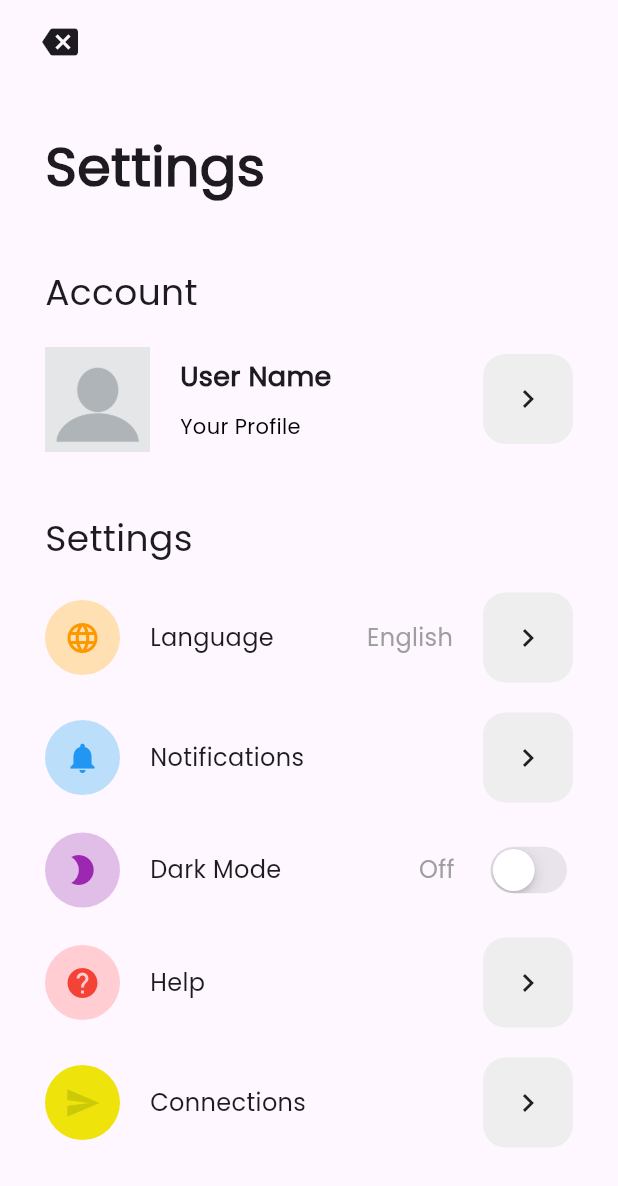
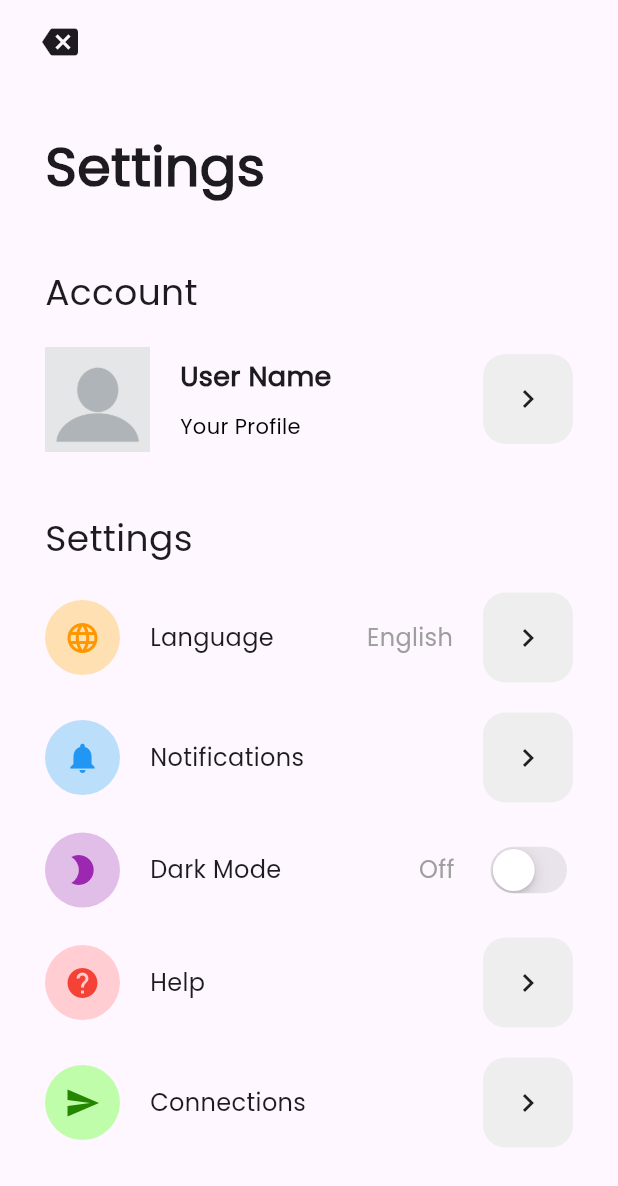
Before and after one commit to CarrotNinja/ScholarSphere, a Flutter app: the screen it shows after launch, on a phone screen of 412 x 824 dp. Shown: the top 1186 px of the screen. Run offline on Flutter 3.47's test engine with Material 3 defaults, Android fonts, the phone set to English and light mode, and no system bars; our stand-ins replace firebase_auth, firebase_core, google_nav_bar; accounts and stored records are empty.

Commit message:
Updated "Connections" color

```diff
--- a/scholar_sphere/lib/pages/settings_page.dart
+++ b/scholar_sphere/lib/pages/settings_page.dart
@@ -139,8 +139,8 @@ class _SettingsPageState extends State<SettingsPage> {
               SettingItem(
                 title: "Connections",
                 icon: Icons.send_sharp,
-                bgColor: Color.fromARGB(255, 239, 227, 12),
-                iconColor: Color.fromARGB(255, 204, 201, 8),
+                bgColor: Color.fromARGB(255, 191, 253, 170),
+                iconColor: Color.fromARGB(255, 36, 134, 0),
                 onTap: () {},
               ),
             ],
```
